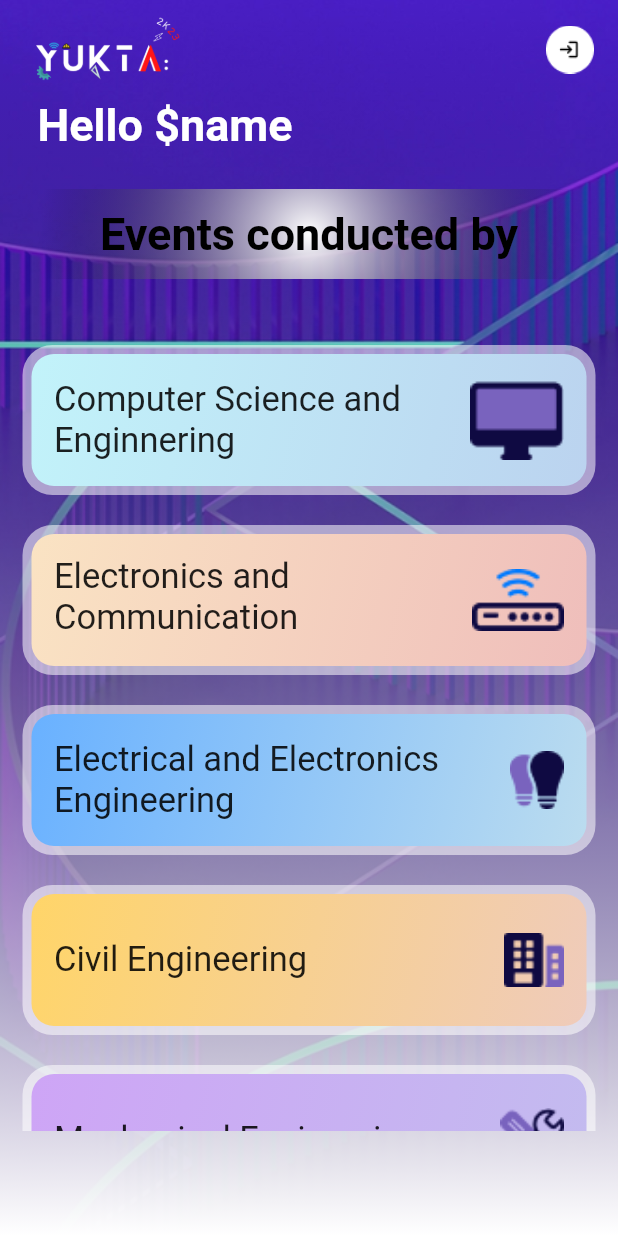
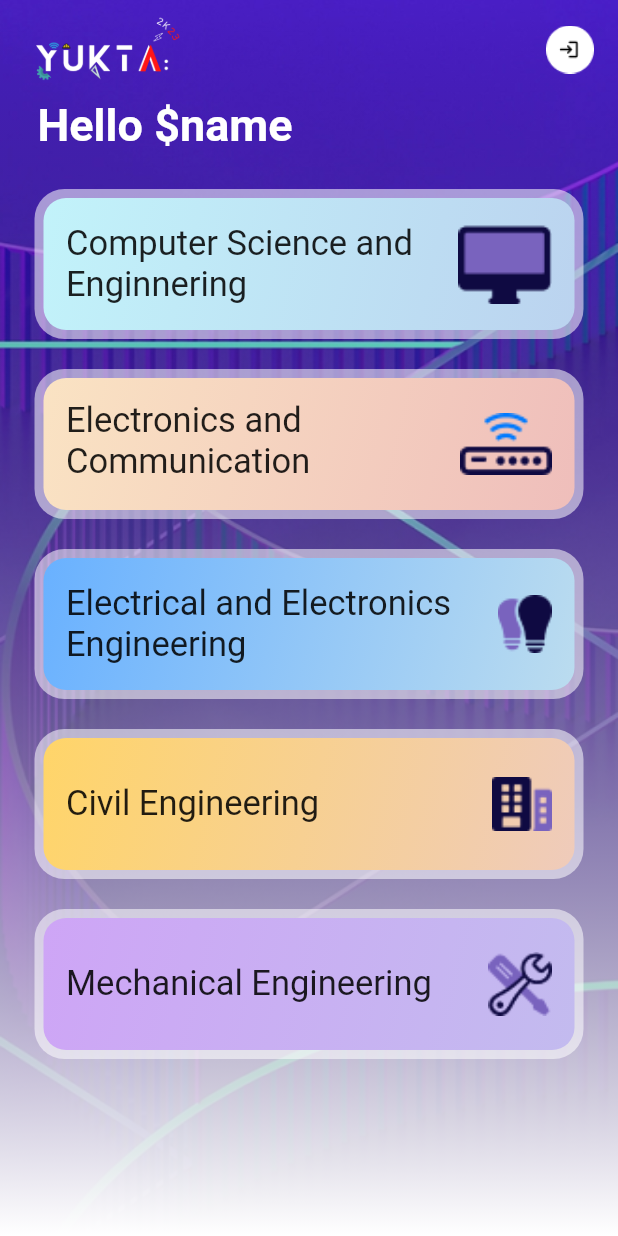
Before and after one commit to yukta2k23/yukta, a Flutter app: the department_list screen opened by its route, on a phone screen of 412 x 824 dp. Run offline on Flutter 3.47's test engine with Material 2 defaults, Android fonts, the phone set to English and light mode, and no system bars.

Commit message:
Intial Commit

```diff
--- /dev/null
+++ b/lib/front_end_files/department_list.dart
@@ -0,0 +1,187 @@
+import 'package:flutter/material.dart';
+
+import '../pages/dialogue.dart';
+
+class department_list extends StatefulWidget {
+  const department_list({Key? key}) : super(key: key);
+
+  @override
+  State<department_list> createState() => _department_listState();
+}
+
+class _department_listState extends State<department_list> {
+
+  /* Department details */
+  late var departments = [
+    "Computer Science and Enginnering",
+    "Electronics and Communication Engineering",
+    "Electrical and Electronics Engineering",
+    "Civil Engineering",
+    "Mechanical Engineering"
+  ] ;
+
+  /* Department icons */
+  late var departments_icon = ["cse","ece","eee","civil","mech"] ;
+
+  /* Department color */
+  var departments_color = [
+    [const Color.fromARGB(255, 194, 243, 250),const Color.fromARGB(255, 187, 211, 239)],
+    [const Color.fromARGB(255, 250, 227, 195),const Color.fromARGB(255, 239, 190, 187)],
+    [const Color.fromARGB(255, 105, 177, 255),const Color.fromARGB(255, 187, 220, 239)],
+    [const Color.fromARGB(255, 255, 213, 105),const Color.fromARGB(255, 239, 203, 187)],
+    [const Color.fromARGB(255, 206, 165, 246),const Color.fromARGB(255, 195, 187, 239)]
+  ];
+
+  @override
+  Widget build(BuildContext context) {
+
+    return WillPopScope(
+      onWillPop: () => exit_dialogue(context) ,
+      child: Scaffold(
+        body: Stack(
+          children: <Widget>[
+
+            /* Start - background image layer */
+            Container(
+              height: MediaQuery.of(context).size.height ,
+              width: MediaQuery.of(context).size.width ,
+              decoration: const BoxDecoration(
+                image:DecorationImage(
+                  image: AssetImage('images/image 1.png') ,
+                  fit:BoxFit.fill,
+                ),
+              ),
+            ),
+            /* Start - background image layer */
+
+            /* Start - Transparency layer */
+            Container(
+              height: MediaQuery.of(context).size.height ,
+              width: MediaQuery.of(context).size.width ,
+              decoration: const BoxDecoration(
+                  gradient: LinearGradient(
+                      begin: Alignment.topCenter,
+                      end: Alignment.bottomCenter,
+                      colors: [
+                        Colors.transparent,
+                        Colors.white
+                      ]
+                  )
+              ),
+            ),
+            /* End - Transparency layer */
+
+            SafeArea(
+                child: Padding(
+                  padding: const EdgeInsets.all(8.0),
+                  child: Column(
+                    children: [
+                      Row(
+                        mainAxisAlignment: MainAxisAlignment.spaceBetween,
+                        children: [
+                          SizedBox(
+                            height: 50,
+                              child: Image.asset('images/Yuktha_logo.png')
+                          ) ,
+                          SizedBox(
+                            height: 50,
+                            child: IconButton(
+                              onPressed: () {
+                                sign_out_dialogue(context) ;
+                              },
+                              icon: Image.asset('images/exit.png',),
+                              tooltip: "Sign Out",
+                            ),
+                          ),
+                        ],
+                      ),
+                      const SizedBox(height: 8,),
+                      Row(
+                        children: const [
+                          SizedBox(width: 17,),
+                          Text("Hello \$name",
+                            style: TextStyle(
+                              fontWeight: FontWeight.bold,
+                              fontSize: 30,
+                              color: Colors.white
+                            ),
+                          )
+                        ],
+                      ),
+                      const SizedBox(height: 25,),
+                      Positioned(
+                        bottom: 100,
+                        child: Container(
+                          height: MediaQuery.of(context).size.height - 220,
+                          width: MediaQuery.of(context).size.width,
+
+                          child: ListView.builder(
+                            scrollDirection: Axis.vertical,
+                            itemCount: departments.length,
+                            itemBuilder: (BuildContext context, int index) =>
+                                Padding(
+                                  padding: const EdgeInsets.only(left: 15,right: 15,),
+                                  child: Column(
+                                    children: [
+                                      Container(
+                                        height: 100,
+                                        width: MediaQuery.of(context).size.width,
+                                        decoration: BoxDecoration(
+                                            color: Colors.white54,
+                                            borderRadius: BorderRadius.circular(20)
+                                        ),
+                                        child: Padding(
+                                          padding: const EdgeInsets.all(6.0),
+                                          child: Container(
+                                            height: 100,
+                                            width: MediaQuery.of(context).size.width,
+                                            decoration: BoxDecoration(
+                                                gradient: LinearGradient(
+                                                    begin: Alignment.topLeft,
+                                                    end: Alignment.bottomRight,
+                                                    colors: [
+                                                      departments_color[index][0],
+                                                      departments_color[index][1],
+                                                    ]
+                                                ),
+                                                borderRadius: BorderRadius.circular(15)
+                                            ),
+                                            child: Padding(
+                                              padding: const EdgeInsets.all(15.0),
+                                              child: Row(
+                                                mainAxisAlignment: MainAxisAlignment.spaceBetween,
+                                                children: [
+                                                  Expanded(
+                                                    child: Text(departments[index],
+                                                      style: const TextStyle(
+                                                          fontSize: 23
+                                                      ),
+                                                    ),
+                                                  ),
+
+                                                  Image.asset('images/${departments_icon[index]}.png',
+                                                    scale: .8,
+                                                  )
+                                                ],
+                                              ),
+                                            ),
+                                          ),
+                                        ),
+                                      ),
+                                      const SizedBox(height: 20,),
+                                    ],
+                                  ),
+                                ),
+                          ),
+                        ),
+                      ),
+                    ],
+                  ),
+                )
+            ),
+          ]
+        ),
+      ),
+    );
+  }
+}
--- a/lib/pages/department_list.dart
+++ /dev/null
@@ -1,206 +0,0 @@
-import 'package:flutter/material.dart';
-
-import 'dialogue.dart';
-
-class department_list extends StatefulWidget {
-  const department_list({Key? key}) : super(key: key);
-
-  @override
-  State<department_list> createState() => _department_listState();
-}
-
-class _department_listState extends State<department_list> {
-
-  late var departments = [
-    "Computer Science and Enginnering",
-    "Electronics and Communication Engineering",
-    "Electrical and Electronics Engineering",
-    "Civil Engineering",
-    "Mechanical Engineering"
-  ] ;
-  late var departments_icon = ["cse","ece","eee","civil","mech"] ;
-
-  @override
-  Widget build(BuildContext context) {
-
-    var departments_color = [
-      [const Color.fromARGB(255, 194, 243, 250),const Color.fromARGB(255, 187, 211, 239)],
-      [const Color.fromARGB(255, 250, 227, 195),const Color.fromARGB(255, 239, 190, 187)],
-      [const Color.fromARGB(255, 105, 177, 255),const Color.fromARGB(255, 187, 220, 239)],
-      [const Color.fromARGB(255, 255, 213, 105),const Color.fromARGB(255, 239, 203, 187)],
-      [const Color.fromARGB(255, 206, 165, 246),const Color.fromARGB(255, 195, 187, 239)]
-    ];
-
-    return WillPopScope(
-      onWillPop: () => exit_dialogue(context) ,
-      child: Scaffold(
-        body: Stack(
-          children: <Widget>[
-            /* the main background image  */
-            Container(
-              height: MediaQuery.of(context).size.height ,
-              width: MediaQuery.of(context).size.width ,
-              decoration: const BoxDecoration(
-                image:DecorationImage(
-                  image: AssetImage('images/image 1.png') ,
-                  fit:BoxFit.fill,
-                ),
-              ),
-            ),
-            Container(
-
-              /* to make the page top transparent and bottom less transparent*/
-              height: MediaQuery.of(context).size.height ,
-              width: MediaQuery.of(context).size.width ,
-              decoration: const BoxDecoration(
-                  gradient: LinearGradient(
-                      begin: Alignment.topCenter,
-                      end: Alignment.bottomCenter,
-                      colors: [
-                        Colors.transparent,
-                        Colors.white
-                      ]
-                  )
-              ),
-            ),
-            Positioned(
-              top: 230,
-              child: Container(
-                height: MediaQuery.of(context).size.height - 300,
-                width: MediaQuery.of(context).size.width,
-
-                child: ListView.builder(
-                  scrollDirection: Axis.vertical,
-                  itemCount: departments.length,
-                  itemBuilder: (BuildContext context, int index) =>
-                      Padding(
-                        padding: const EdgeInsets.only(left: 15,right: 15,),
-                        child: Column(
-                          children: [
-                            Container(
-                              height: 100,
-                              width: MediaQuery.of(context).size.width,
-                              decoration: BoxDecoration(
-                                  color: Colors.white54,
-                                  borderRadius: BorderRadius.circular(20)
-                              ),
-                              child: Padding(
-                                padding: const EdgeInsets.all(6.0),
-                                child: Container(
-                                  height: 100,
-                                  width: MediaQuery.of(context).size.width,
-                                  decoration: BoxDecoration(
-                                      gradient: LinearGradient(
-                                          begin: Alignment.topLeft,
-                                          end: Alignment.bottomRight,
-                                          colors: [
-                                            departments_color[index][0],
-                                            departments_color[index][1],
-                                          ]
-                                      ),
-                                      borderRadius: BorderRadius.circular(15)
-                                  ),
-                                  child: Padding(
-                                    padding: const EdgeInsets.all(15.0),
-                                    child: Row(
-                                      mainAxisAlignment: MainAxisAlignment.spaceBetween,
-                                      children: [
-                                        Expanded(
-                                          child: Text(departments[index],
-                                            style: const TextStyle(
-                                                fontSize: 23
-                                            ),
-                                          ),
-                                        ),
-
-                                        Image.asset('images/${departments_icon[index]}.png',
-                                          scale: .8,
-                                        )
-                                      ],
-                                    ),
-                                  ),
-                                ),
-                              ),
-                            ),
-                            const SizedBox(height: 20,),
-                          ],
-                        ),
-                      ),
-                ),
-              ),
-            ),
-            SafeArea(
-                child: Padding(
-                  padding: const EdgeInsets.all(8.0),
-                  child: Column(
-                    children: [
-                      Row(
-                        mainAxisAlignment: MainAxisAlignment.spaceBetween,
-                        children: [
-                          SizedBox(
-                            height: 50,
-                              child: Image.asset('images/Yuktha_logo.png')
-                          ) ,
-                          SizedBox(
-                            height: 50,
-                            child: IconButton(
-                              onPressed: () {
-                                sign_out_dialogue(context) ;
-                              },
-                              icon: Image.asset('images/exit.png',),
-                              tooltip: "Sign Out",
-                            ),
-                          ),
-                        ],
-                      ),
-                      const SizedBox(height: 8,),
-                      Row(
-                        children: const [
-                          SizedBox(width: 17,),
-                          Text("Hello \$name",
-                            style: TextStyle(
-                              fontWeight: FontWeight.bold,
-                              fontSize: 30,
-                              color: Colors.white
-                            ),
-                          )
-                        ],
-                      ),
-                      const SizedBox(height: 25,),
-                      Center(
-                        child: Container(
-                          height: 60,
-                          width: MediaQuery.of(context).size.width,
-                          decoration: const BoxDecoration(
-                            //borderRadius: BorderRadius.circular(50),
-                              gradient: RadialGradient(
-                                  center: Alignment.center,
-                                  radius: 3,
-                                  colors: [
-                                    Colors.white,
-                                    Colors.transparent,
-                                  ]
-                              )
-                          ),
-                          child: const Center(
-                            child: Text("Events conducted by",
-                              style: TextStyle(
-                                  fontWeight: FontWeight.bold,
-                                  fontSize: 30,
-                                  color: Colors.black
-                              ),
-                            ),
-                          ),
-                        ),
-                      ),
-                      const SizedBox(height: 20,),
-                    ],
-                  ),
-                )
-            ),
-          ]
-        ),
-      ),
-    );
-  }
-}
```
Also changed, not shown: lib/front_end_files/events.dart (added, +107 -0 lines), lib/main.dart (+5 -4 lines), lib/front_end_files/dialogue.dart (renamed from lib/pages/dialogue.dart), lib/front_end_files/login_page.dart (renamed from lib/pages/login_page.dart).
